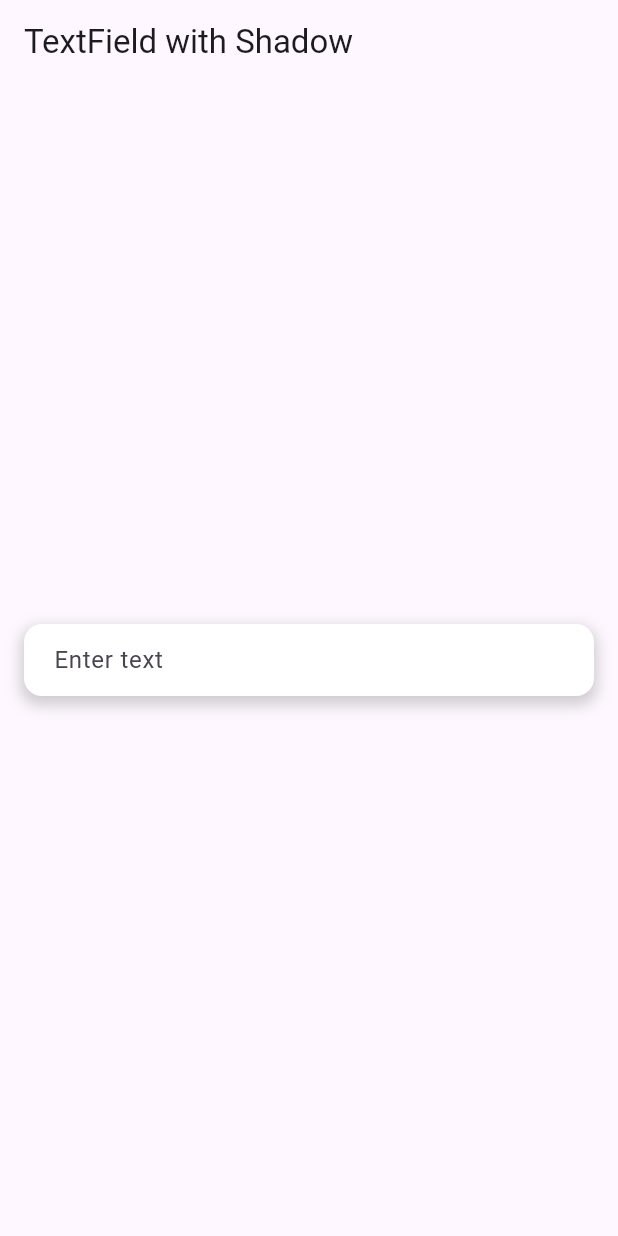
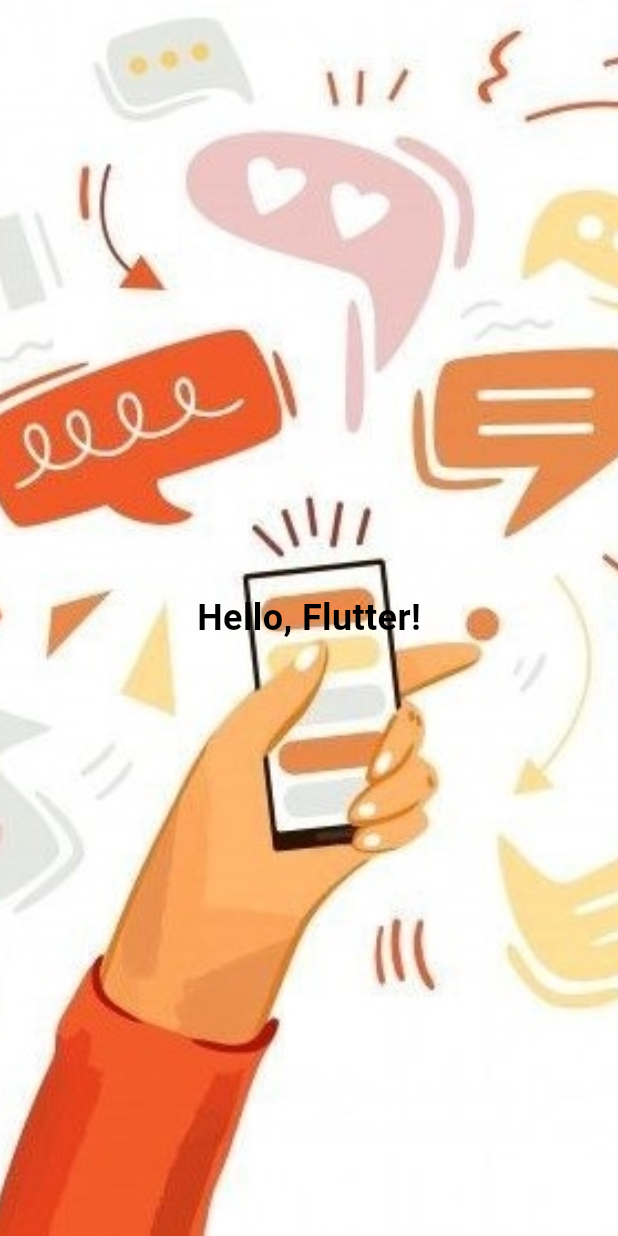
Before and after one commit to Snehae15/flutter-widget-practice, a Flutter app: the screen it shows after launch, on a phone screen of 412 x 824 dp. Run offline on Flutter 3.47's test engine with Material 3 defaults, Android fonts, the phone set to English and light mode, and no system bars; our stand-ins replace file_picker, flutter_advanced_drawer, flutter_slider_drawer, fluttertoast, gap, geolocator and 8 more; missing offline and left inert: text_marquee; key blocks and very long unbroken strings in the code were emptied for the run.

Commit message:
bg image with text

```diff
--- a/lib/main.dart
+++ b/lib/main.dart
@@ -1,4 +1,5 @@
 import 'package:flutter/material.dart';
+import 'package:work/practices/bgimgage.dart';
 import 'package:work/practices/textfieldwithboxshadow.dart';
 import 'package:work/restapi/countries.dart';
 import 'package:work/restapi/dogapi.dart';
@@ -26,7 +27,7 @@ class MyApp extends StatelessWidget {
       theme: ThemeData(
         primarySwatch: Colors.blue,
       ),
-      home: TextFieldWithShadow(),
+      home: BackgroundImageWidget(),
     );
   }
 }
--- /dev/null
+++ b/lib/practices/bgimgage.dart
@@ -0,0 +1,31 @@
+import 'package:flutter/material.dart';
+
+class BackgroundImageWidget extends StatelessWidget {
+  @override
+  Widget build(BuildContext context) {
+    return Scaffold(
+      body: Container(
+        width: double.infinity,
+        height: double.infinity,
+        decoration: BoxDecoration(
+          image: DecorationImage(
+            image: AssetImage('assets/download.jpg'),
+            fit: BoxFit.cover,
+          ),
+        ),
+        child: Center(
+          child: Text(
+            'Hello, Flutter!',
+            style: TextStyle(
+              fontSize: 24,
+              color: Colors.black,
+              fontWeight: FontWeight.bold,
+            ),
+          ),
+        ),
+      ),
+    );
+  }
+}
+
+void main() => runApp(MaterialApp(home: BackgroundImageWidget()));
--- a/lib/practices/registration.dart
+++ b/lib/practices/registration.dart
@@ -184,17 +184,12 @@ class _StudentRegisterState extends State<StudentRegister> {
 
   void _submitForm() {
     if (formkey.currentState!.validate()) {
-      // Form is valid, proceed with form submission
-      // Access form field values
       final String nameValue = name.text;
       final String departmentValue = department.text;
       final String registerNoValue = registerno.text;
       final String phoneValue = phone.text;
       final String emailValue = email.text;
       final String passwordValue = password.text;
-
-      // Here, you can process the form data as needed
-      // For demonstration, let's show a toast message
     }
   }
 }
```
